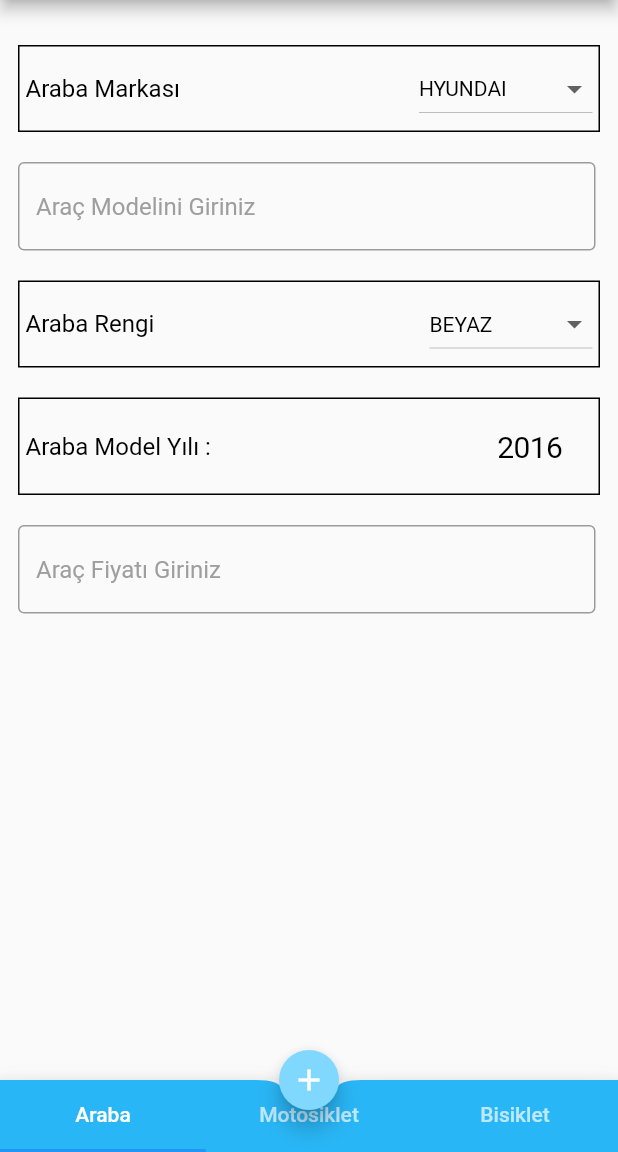
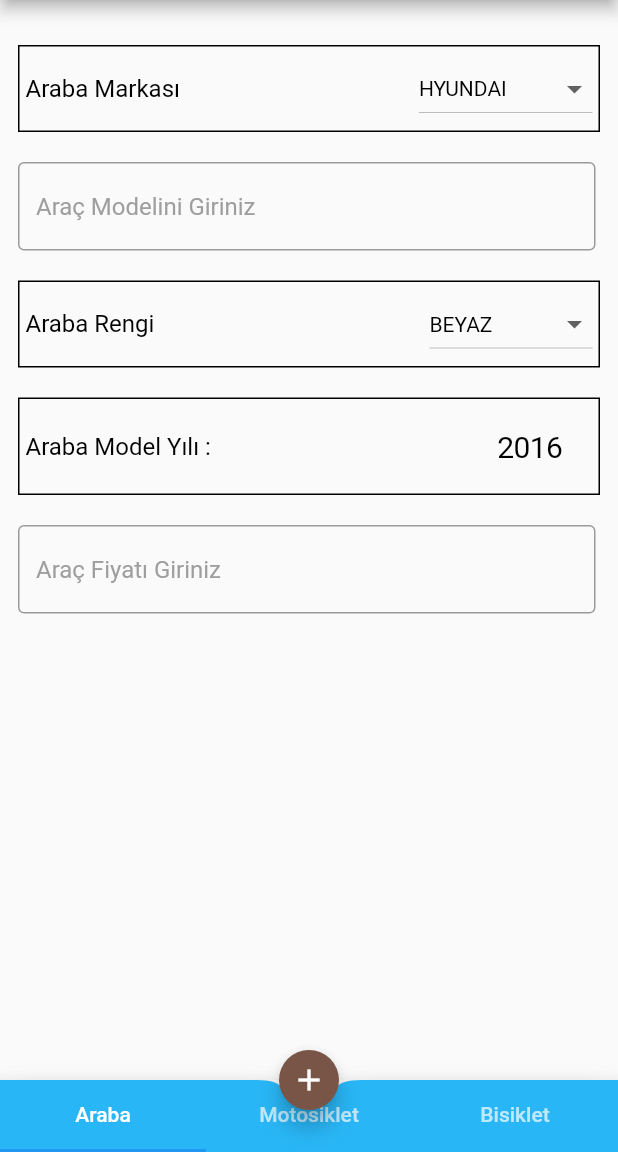
Before and after one commit to BerkayUludogan/rental_sale_app, a Flutter app: the screen it shows after launch, after a tap on "İlan Ver", on a phone screen of 412 x 824 dp, the part 84-1236 px from its top. Run offline on Flutter 3.47's test engine with Material 2 defaults, Android fonts, the phone set to English and light mode, and no system bars; drawn by our look-alikes of keyboard_dismisser; our stand-ins replace gap, hive, hive_flutter; accounts and stored records are empty.

Commit message:
color update

```diff
--- a/lib/core/companents/widgets/bicycle_details.dart
+++ b/lib/core/companents/widgets/bicycle_details.dart
@@ -41,6 +41,7 @@ class _BicycleDetailsViewState extends State<BicycleDetailsView> {
             children: [
               _customBicycleBrand(context),
               const Divider(color: Colors.grey),
+              const Gap(20),
               _customBicycleColor(),
               const Divider(color: Colors.grey),
               const Gap(20),
--- a/lib/core/constants/color_constant.dart
+++ b/lib/core/constants/color_constant.dart
@@ -6,6 +6,6 @@ class ColorConstant {
   static Color themeColor = Colors.lightBlue.shade400;
   static Color textColor = Colors.black;
   static Color hintTextColor = Colors.grey;
-  static Color floatActionColor = Colors.lightBlueAccent.shade100;
+  static Color floatActionColor = Colors.brown;
   static Color backgroundColor = Colors.white;
 }
--- a/lib/feature/home/home_view.dart
+++ b/lib/feature/home/home_view.dart
@@ -37,7 +37,7 @@ class HomeView extends StatelessWidget {
             context,
             title: StringConstant.myAccount,
             subtitle: StringConstant.myAccountDescription,
-            widget:  MyAccountView(),
+            widget: const MyAccountView(),
           ),
         ],
       ),
@@ -57,7 +57,7 @@ class HomeView extends StatelessWidget {
     required Widget widget,
   }) {
     return Card(
-      color: ColorConstant.floatActionColor,
+      //     color: ColorConstant.floatActionColor,
       child: ListTile(
         onTap: () => Navigator.of(context).push(
           // ignore: inference_failure_on_instance_creation
```
